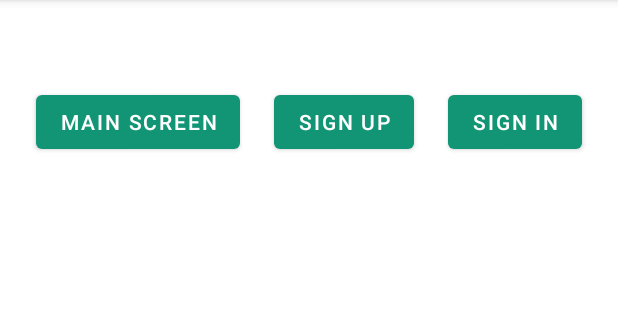
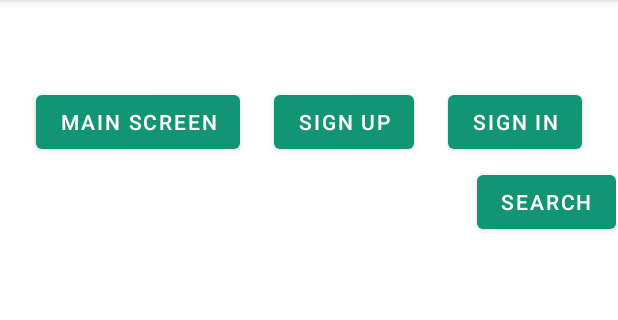
Before and after one commit to potasium142/prm392_proj, an Android app: the screen it shows after launch (TestScreenActivity), on a phone screen of 412 x 824 dp, the part 84-404 px from its top. Run offline under Robolectric (Android 15) with nearby library versions, the phone set to English and light mode, and no system bars.

Commit message:
search update
navigate UI

```diff
--- a/app/src/main/java/adapters/SearchActivityAdapter.java
+++ b/app/src/main/java/adapters/SearchActivityAdapter.java
@@ -7,6 +7,8 @@ import android.widget.TextView;
 import androidx.annotation.NonNull;
 import androidx.recyclerview.widget.RecyclerView;
 import java.util.List;
+
+import com.example.prm392_proj.R;
 
 public class SearchActivityAdapter extends RecyclerView.Adapter<SearchActivityAdapter.ViewHolder> {
     private List<String> data;
--- a/app/src/main/java/com/example/prm392_proj/activities/TestScreenActivity.java
+++ b/app/src/main/java/com/example/prm392_proj/activities/TestScreenActivity.java
@@ -36,5 +36,9 @@ public class TestScreenActivity extends AppCompatActivity {
         var signInJumpBtn = findViewById(R.id.signInJump);
         var signInJumpIntent = new Intent(this, SignInActivity.class);
         signInJumpBtn.setOnClickListener(v -> startActivity(signInJumpIntent));
+
+        var searchJumpBtn = findViewById(R.id.searchJump);
+        var searchJumpIntent = new Intent(this, SearchActivity.class);
+        searchJumpBtn.setOnClickListener(v -> startActivity(searchJumpIntent));
     }
 }
--- a/app/src/main/res/layout/activity_search.xml
+++ b/app/src/main/res/layout/activity_search.xml
@@ -97,7 +97,7 @@
             app:layout_constraintVertical_bias="0.0" />
 
         <TextView
-            android:id="@+id/signin_header3"
+            android:id="@+id/signin_header4"
             android:layout_width="wrap_content"
             android:layout_height="wrap_content"
             android:fontFamily="@font/poppins"
--- a/app/src/main/res/layout/activity_test_screen.xml
+++ b/app/src/main/res/layout/activity_test_screen.xml
@@ -55,6 +55,34 @@
             app:layout_constraintHorizontal_bias="0.5"
             app:layout_constraintStart_toEndOf="@+id/mainScreenJump"
             app:layout_constraintTop_toTopOf="parent" />
+
+
+    </androidx.constraintlayout.widget.ConstraintLayout>
+    <androidx.constraintlayout.widget.ConstraintLayout
+        android:id="@+id/mainScreenJumpLayout2"
+        android:layout_width="409dp"
+        android:layout_height="wrap_content"
+        android:layout_marginStart="1dp"
+        android:layout_marginEnd="1dp"
+        app:layout_constraintBottom_toBottomOf="parent"
+        app:layout_constraintEnd_toEndOf="parent"
+        app:layout_constraintHorizontal_bias="0.0"
+        app:layout_constraintStart_toStartOf="parent"
+        app:layout_constraintTop_toTopOf="@+id/mainScreenJumpLayout"
+        app:layout_constraintVertical_bias="0.07999998">
+
+        <Button
+            android:id="@+id/searchJump"
+            android:layout_width="wrap_content"
+            android:layout_height="wrap_content"
+
+            android:text="Search"
+            app:layout_constraintBottom_toBottomOf="parent"
+            app:layout_constraintEnd_toEndOf="parent"
+            app:layout_constraintHorizontal_bias="0.5"
+            app:layout_constraintTop_toTopOf="parent" />
+
+
     </androidx.constraintlayout.widget.ConstraintLayout>
 
 </androidx.constraintlayout.widget.ConstraintLayout>
```
Also changed, not shown: app/src/main/java/com/example/prm392_proj/activities/SearchActivity.java (+24 -1 lines), app/src/main/java/dialogs/FilterBottomSheetDialog.java (added, +18 -0 lines).
